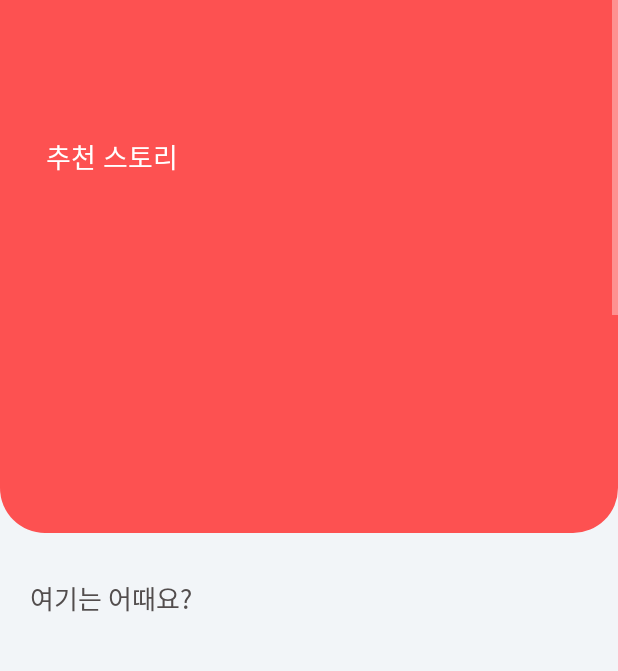
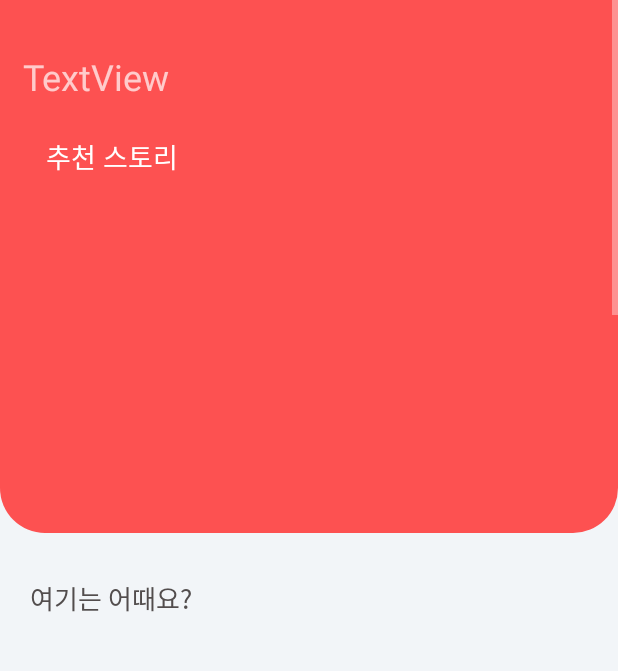
Before and after one commit to 2021-SMHRD-KDT-New-AI-1/WOWBRO, an Android app: the layout activity_user_dashboard.xml on its own in the app's theme, with its tools: preview values and no code run, on a phone screen of 412 x 824 dp, the part 247-918 px from its top. Run offline under Robolectric (Android 15) with nearby library versions, the phone set to English and light mode, and no system bars; network calls fail.

Commit message:
<update> 로그인 기능 구현했고 메인화면에 로그인한 아이디 나오게 구현함

```diff
--- a/app/src/main/res/layout/activity_user_dashboard.xml
+++ b/app/src/main/res/layout/activity_user_dashboard.xml
@@ -88,6 +88,17 @@
                     android:layout_marginLeft="10dp"
                     android:layout_marginTop="215dp" />
 
+                <TextView
+                    android:id="@+id/tv_welcome"
+                    android:layout_width="251dp"
+                    android:layout_height="wrap_content"
+                    android:layout_alignParentTop="true"
+                    android:layout_alignParentEnd="true"
+                    android:layout_marginTop="124dp"
+                    android:layout_marginEnd="145dp"
+                    android:text="TextView"
+                    android:textSize="24sp" />
+
             </RelativeLayout>
 
             <LinearLayout
```
Also changed, not shown: app/src/main/java/com/jkh/wowbro2/LoginActivity.java (+69 -0 lines), app/src/main/java/com/jkh/wowbro2/UserDashboard.java (+26 -7 lines).
